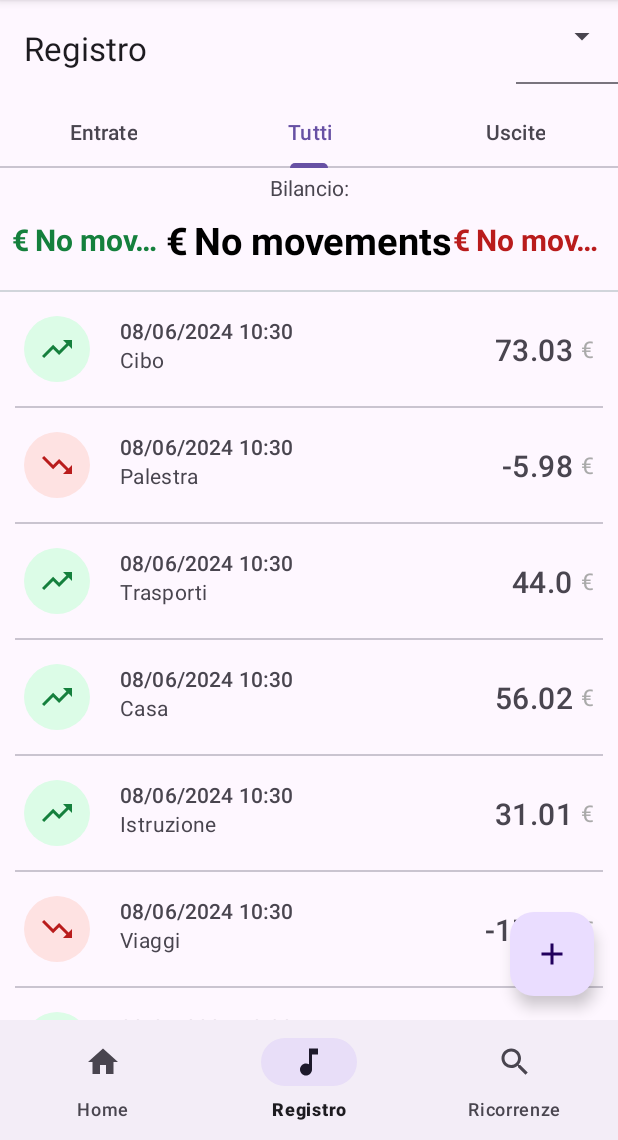
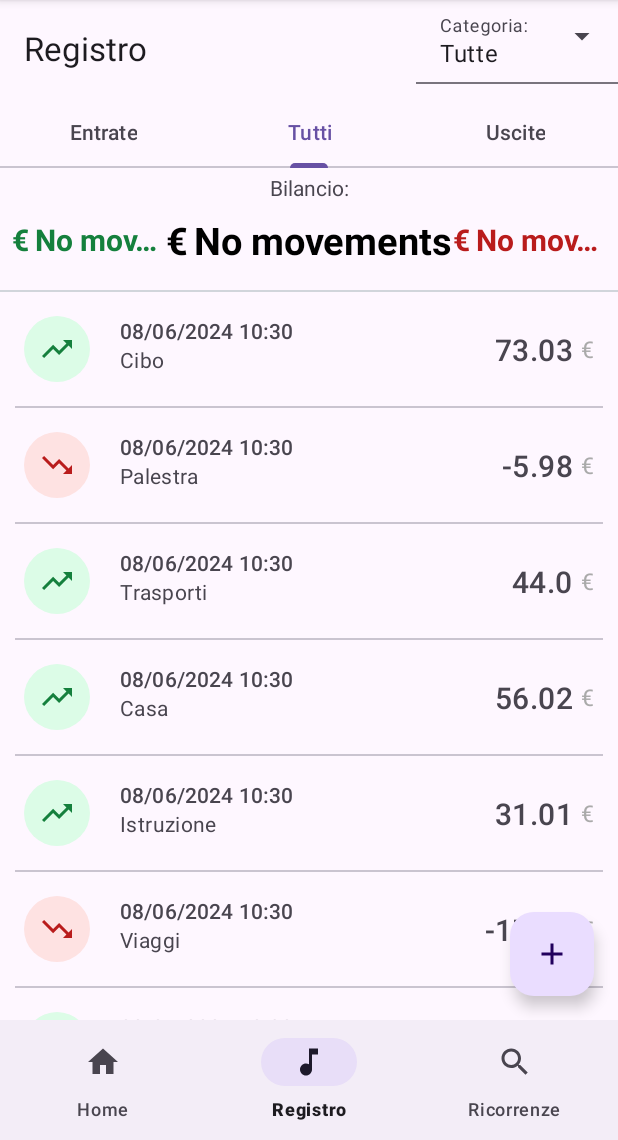
Before and after one commit to Fireentity/economy-tracker, an Android app: the RegisterFragment screen opened through its navigation route, on a phone screen of 412 x 824 dp, the part 96-1236 px from its top. Run offline under Robolectric (Android 15) with nearby library versions, the phone set to English and light mode, and no system bars; our stand-ins replace Dagger/Hilt's generated code, Room's generated code, navigation-ui.

Commit message:
Chore: category dropdown selection in register_fragment

```diff
--- a/xml-frontend/src/main/java/it/unipd/dei/xml_frontend/fragments/RegisterFragment.kt
+++ b/xml-frontend/src/main/java/it/unipd/dei/xml_frontend/fragments/RegisterFragment.kt
@@ -6,6 +6,7 @@ import android.view.View
 import android.view.ViewGroup
 import androidx.fragment.app.Fragment
 import androidx.fragment.app.viewModels
+import androidx.lifecycle.viewModelScope
 import com.google.android.material.tabs.TabLayout
 import dagger.hilt.android.AndroidEntryPoint
 import it.unipd.dei.common_backend.view.CategoryViewModel
@@ -14,6 +15,7 @@ import it.unipd.dei.common_backend.view.TestViewModel
 import it.unipd.dei.xml_frontend.R
 import it.unipd.dei.xml_frontend.ui.MovementCardAdapter
 import it.unipd.dei.xml_frontend.ui.buttons.ShowAddMovementDialogButton
+import it.unipd.dei.xml_frontend.ui.dropdown.menus.CategoryDropdownMenu
 import it.unipd.dei.xml_frontend.ui.tabs.AllRegisterTab
 import it.unipd.dei.xml_frontend.ui.tabs.ExpensesRegisterTab
 import it.unipd.dei.xml_frontend.ui.tabs.RegisterTab
@@ -39,7 +41,7 @@ class RegisterFragment : Fragment() {
 
         // Create dummy data if no movement exists
         testViewModel.createDummyDataIfNoMovement()
-
+        categoryViewModel.loadAllCategories()
 
         // Inflate the layout
         val view = inflater.inflate(R.layout.fragment_register, container, false)
@@ -67,6 +69,15 @@ class RegisterFragment : Fragment() {
 
     override fun onViewCreated(view: View, savedInstanceState: Bundle?) {
         super.onViewCreated(view, savedInstanceState)
+
+        CategoryDropdownMenu(
+            categoryViewModel,
+            movementWithCategoryViewModel,
+            view.findViewById(R.id.categories_dropdown_selection),
+            viewLifecycleOwner,
+            requireContext()
+        )
+
         val tabs = listOf(
             RevenueRegisterTab(
                 movementWithCategoryViewModel,
@@ -75,7 +86,7 @@ class RegisterFragment : Fragment() {
                     movementWithCategoryViewModel.getPositiveMovement().value ?: emptyList(),
                     parentFragmentManager
                 ),
-                this
+                viewLifecycleOwner
             ),
             AllRegisterTab(
                 movementWithCategoryViewModel,
@@ -93,7 +104,7 @@ class RegisterFragment : Fragment() {
                     movementWithCategoryViewModel.getNegativeMovement().value ?: emptyList(),
                     parentFragmentManager
                 ),
-                this
+                viewLifecycleOwner
             )
         )
 
--- /dev/null
+++ b/xml-frontend/src/main/java/it/unipd/dei/xml_frontend/ui/dropdown/menus/CategoryDropdownMenu.kt
@@ -0,0 +1,58 @@
+package it.unipd.dei.xml_frontend.ui.dropdown.menus
+
+import android.content.Context
+import android.widget.ArrayAdapter
+import android.widget.AutoCompleteTextView
+import androidx.lifecycle.LifecycleOwner
+import it.unipd.dei.common_backend.models.Category
+import it.unipd.dei.common_backend.view.CategoryViewModel
+import it.unipd.dei.common_backend.view.MovementWithCategoryViewModel
+import it.unipd.dei.xml_frontend.R
+
+class CategoryDropdownMenu(
+    private val categoryViewModel: CategoryViewModel,
+    private val movementWithCategoryViewModel: MovementWithCategoryViewModel,
+    private val autoCompleteTextView: AutoCompleteTextView,
+    lifecycleOwner: LifecycleOwner,
+    private val context: Context
+) {
+    private var selectedCategoryIdentifier: String =
+        context.getString(R.string.all_categories_identifier)
+
+    init {
+        categoryViewModel.allCategories.value?.let { setAdapter(it) }
+        categoryViewModel.allCategories.observe(lifecycleOwner) {
+            setAdapter(it)
+        }
+        autoCompleteTextView.setText(context.getString(R.string.all_categories_identifier), false)
+        autoCompleteTextView.setSelection(0)
+
+        autoCompleteTextView.setOnItemClickListener { parent, _, position, _ ->
+            autoCompleteTextView.clearFocus()
+            val temp = parent.getItemAtPosition(position) as String
+            if (selectedCategoryIdentifier != temp) {
+                selectedCategoryIdentifier = temp
+                if (selectedCategoryIdentifier == context.getString(R.string.all_categories_identifier)) {
+                    movementWithCategoryViewModel.removeCategoryFilter()
+                } else {
+                    categoryViewModel.getCategoryByIdentifier(selectedCategoryIdentifier)
+                        ?.let { movementWithCategoryViewModel.addCategoryFilter(it) }
+                }
+
+                //TODO vedi se questo è il posto giusto per queste due chiamate a funzione o se:
+                movementWithCategoryViewModel.invalidateMovements()
+                movementWithCategoryViewModel.loadInitialMovementsByCategory()
+            }
+        }
+    }
+
+    private fun setAdapter(categories: MutableMap<String, Category>) {
+        autoCompleteTextView.setAdapter(
+            ArrayAdapter(
+                context,
+                android.R.layout.simple_dropdown_item_1line,
+                listOf(context.getString(R.string.all_categories_identifier)) + categories.keys.toList()
+            )
+        )
+    }
+}
--- a/xml-frontend/src/main/java/it/unipd/dei/xml_frontend/ui/tabs/RegisterTab.kt
+++ b/xml-frontend/src/main/java/it/unipd/dei/xml_frontend/ui/tabs/RegisterTab.kt
@@ -1,6 +1,8 @@
 package it.unipd.dei.xml_frontend.ui.tabs
 
 import android.view.View
+import android.widget.TextView
+import androidx.core.content.ContextCompat
 import androidx.lifecycle.LifecycleOwner
 import androidx.recyclerview.widget.LinearLayoutManager
 import androidx.recyclerview.widget.RecyclerView
@@ -49,6 +51,7 @@ abstract class RegisterTab(
 
     }
 
+
     abstract fun observeViewModel(lifecycleOwner: LifecycleOwner)
 
     abstract fun loadSomeMovementsByCategory(function: () -> Unit)
--- a/xml-frontend/src/main/res/layout/fragment_register.xml
+++ b/xml-frontend/src/main/res/layout/fragment_register.xml
@@ -35,7 +35,7 @@
                 android:background="@android:color/transparent">
 
                 <AutoCompleteTextView
-                    android:id="@+id/menu"
+                    android:id="@+id/categories_dropdown_selection"
                     android:layout_width="wrap_content"
                     android:layout_height="wrap_content"
                     android:inputType="textAutoComplete"
@@ -56,19 +56,19 @@
 
             <!-- TabItems -->
             <com.google.android.material.tabs.TabItem
-                android:id="@+id/entrate_tab_item"
+                android:id="@+id/revenue_tab_item"
                 android:layout_width="wrap_content"
                 android:layout_height="wrap_content"
                 android:text="@string/entrate" />
 
             <com.google.android.material.tabs.TabItem
-                android:id="@+id/tutti_tab_item"
+                android:id="@+id/all_tab_item"
                 android:layout_width="wrap_content"
                 android:layout_height="wrap_content"
                 android:text="@string/tutti" />
 
             <com.google.android.material.tabs.TabItem
-                android:id="@+id/uscite_tab_item"
+                android:id="@+id/expenses_tab_item"
                 android:layout_width="wrap_content"
                 android:layout_height="wrap_content"
                 android:text="@string/uscite" />
--- a/xml-frontend/src/main/res/values/strings.xml
+++ b/xml-frontend/src/main/res/values/strings.xml
@@ -43,9 +43,10 @@
     <string name="new_category_button">Crea</string>
     <string name="edit_category_title">Modifica Categoria:</string>
     <string name="edit_category_button">Salva</string>
-    <string name="search_category_placeholder">Cerca una categoria...</string>
+    <string name="search_category_placeholder">Cerca una categoria…</string>
     <string name="category_already_exists">Questa categoria esiste già</string>
     <string name="confirm">Conferma</string>
     <string name="insert_category_identifier">Inserisci il nome della categoria</string>
     <string name="insert_movement_amount">Inserisci l\'importo della transazione</string>
+    <string name="all_categories_identifier">Tutte</string>
 </resources>
```
Also changed, not shown: common-backend/src/main/java/it/unipd/dei/common_backend/view/MovementWithCategoryViewModel.kt (+11 -2 lines).
